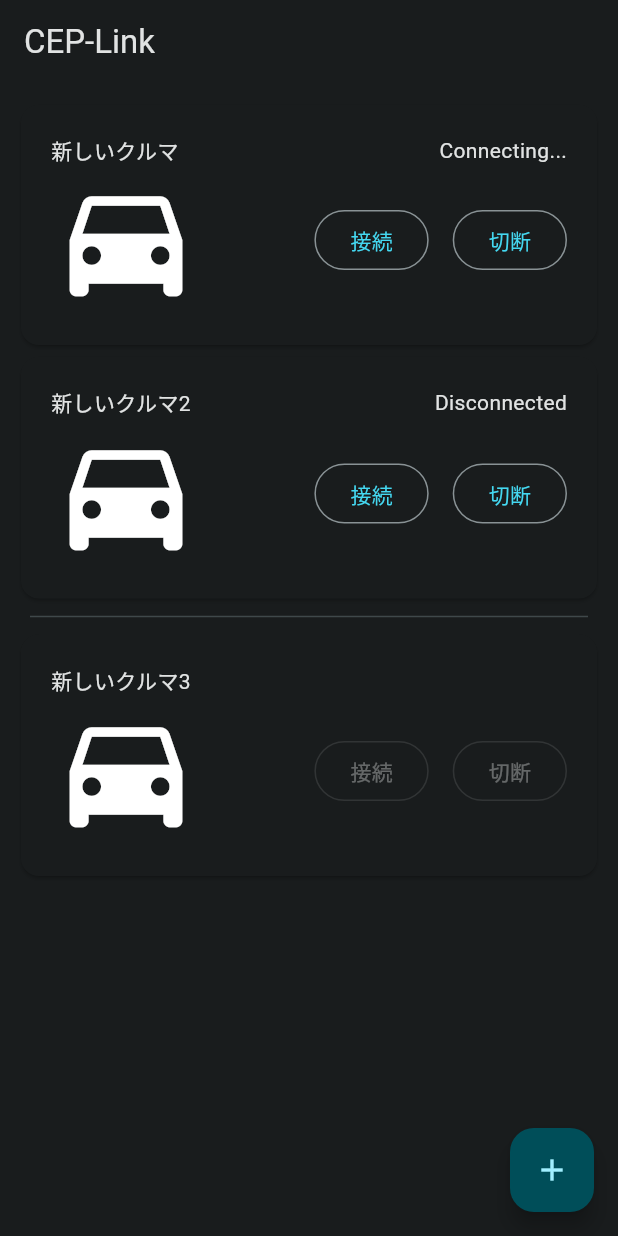
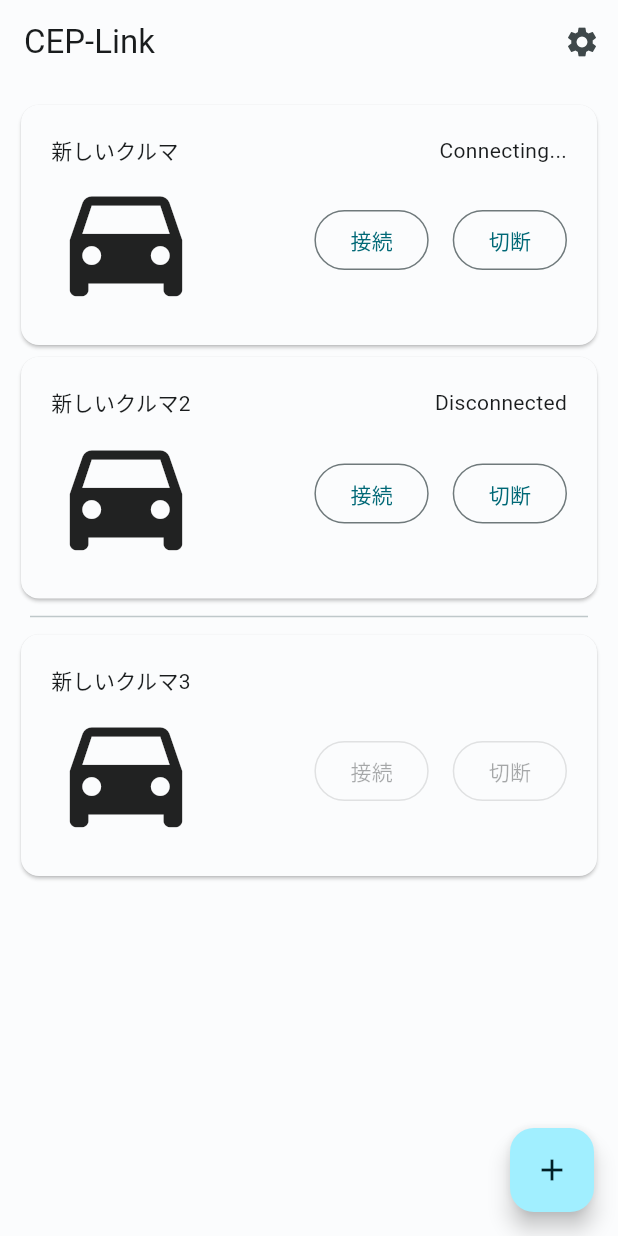
Before and after one commit to cos-overclock/deepsky-flutter-view, a Flutter app: the screen it shows after launch, on a phone screen of 412 x 824 dp. Run offline on Flutter 3.47's test engine with Material 2 defaults, Android fonts, the light colour scheme and no system bars; our stand-ins replace dynamic_color, flutter_riverpod, freezed_annotation.

Commit message:
add theme mode setting

```diff
--- a/lib/main.dart
+++ b/lib/main.dart
@@ -2,6 +2,7 @@ import 'package:flutter/material.dart';
 import 'package:flutter_riverpod/flutter_riverpod.dart';
 
 import 'page/main_page/main_page.dart';
+import 'provider/theme_mode_provider.dart';
 import 'value/color/color_schemes.g.dart';
 import 'value/color/custom_color.g.dart';
 
@@ -9,11 +10,12 @@ void main() {
   runApp(const ProviderScope(child: MainApp()));
 }
 
-class MainApp extends StatelessWidget {
+class MainApp extends ConsumerWidget {
   const MainApp({super.key});
 
   @override
-  Widget build(BuildContext context) {
+  Widget build(BuildContext context, WidgetRef ref) {
+    final themeMode = ref.watch(themeModeProvider);
     return MaterialApp(
       theme: ThemeData(
         useMaterial3: true,
@@ -27,7 +29,7 @@ class MainApp extends StatelessWidget {
         extensions: [darkCustomColors],
         brightness: Brightness.dark,
       ),
-      themeMode: ThemeMode.dark,
+      themeMode: themeMode,
       home: const MainPage(),
     );
   }
--- a/lib/page/main_page/main_page.dart
+++ b/lib/page/main_page/main_page.dart
@@ -2,6 +2,8 @@ import 'package:flutter/material.dart';
 
 import 'package:deepsky_flutter/view/car_select_view/car_List_view.dart';
 import 'package:deepsky_flutter/value/string.dart';
+
+import 'package:deepsky_flutter/page/app_setting_page/app_setting_page.dart';
 
 class MainPage extends StatelessWidget {
   const MainPage({super.key});
@@ -11,6 +13,15 @@ class MainPage extends StatelessWidget {
     return Scaffold(
       appBar: AppBar(
         title: const Text(appTitle),
+        actions: [
+          IconButton(
+            icon: const Icon(Icons.settings),
+            onPressed: () => Navigator.push(
+              context,
+              MaterialPageRoute(builder: (context) => const AppSettingPage()),
+            ),
+          ),
+        ],
       ),
       body: const Padding(
         padding: EdgeInsets.all(10),
--- /dev/null
+++ b/lib/provider/theme_mode_provider.dart
@@ -0,0 +1,4 @@
+import 'package:flutter/material.dart';
+import 'package:flutter_riverpod/flutter_riverpod.dart';
+
+final themeModeProvider = StateProvider<ThemeMode>((ref) => ThemeMode.system);
```
Also changed, not shown: lib/page/app_setting_page/app_setting_page.dart (added, +57 -0 lines), lib/value/string.dart (+7 -0 lines).
